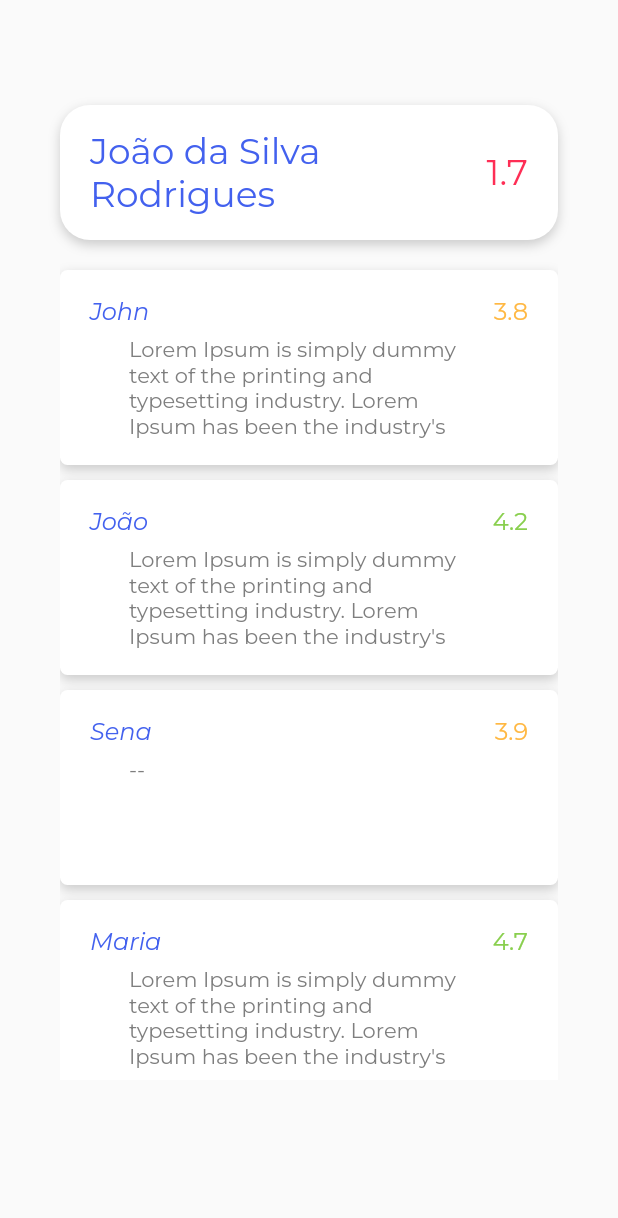
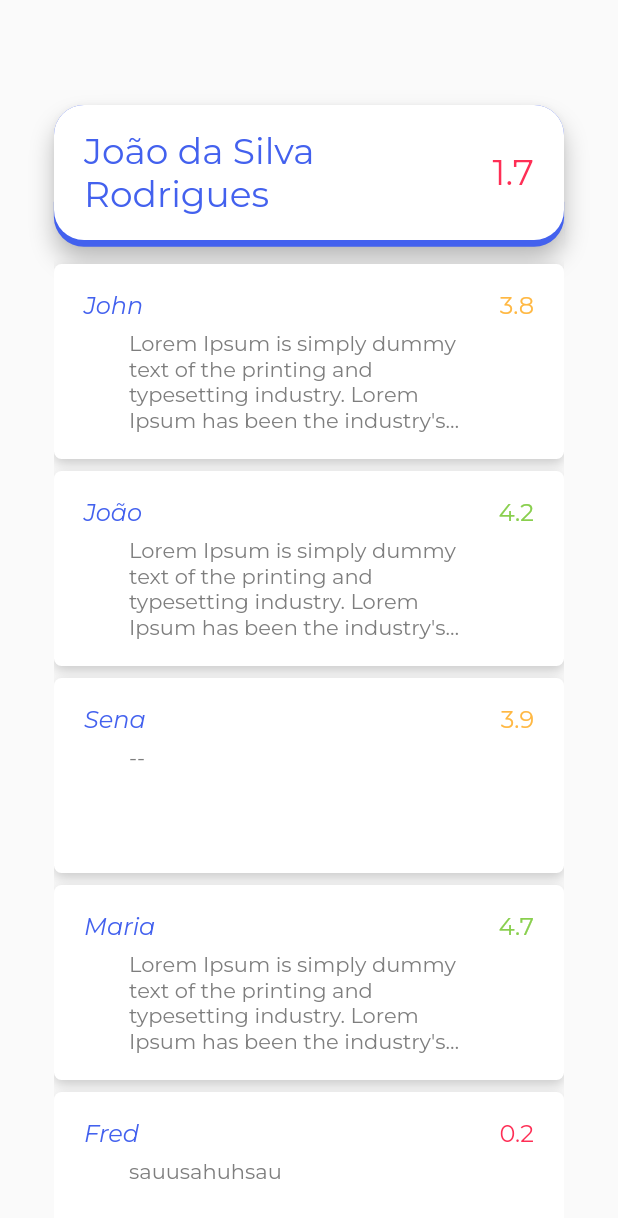
Before and after one commit to vini-mas/AME, a Flutter app: the TeacherProfileScreen screen opened directly with sample values from the repository, on a phone screen of 412 x 824 dp. Shown: the top 1218 px of the screen. Run offline on Flutter 3.47's test engine with Material 2 defaults, Android fonts, the phone set to English and light mode, and no system bars; our stand-ins replace diacritic, google_fonts.

Commit message:
Created TeacherProfileCardPainter Added Widgets Folders

```diff
--- a/ame/lib/main.dart
+++ b/ame/lib/main.dart
@@ -1,5 +1,5 @@
-import 'package:ame/src/screens/teacher_list_screen.dart';
-import 'package:ame/src/screens/welcome_screen.dart';
+import 'package:ame/src/screens/teachers_list/teachers_list_screen.dart';
+import 'package:ame/src/screens/welcome/welcome_screen.dart';
 import 'package:ame/src/providers/teacher_provider.dart';
 import 'package:flutter/material.dart';
 import 'package:provider/provider.dart';
@@ -24,7 +24,7 @@ class _MyAppState extends State<MyApp> {
         ],
         child: MaterialApp(title: 'AME', theme: ThemeData(), routes: {
           '/': (context) => WelcomeScreen(),
-          TeacherListScreen.routeName: (context) => TeacherListScreen(),
+          TeachersListScreen.routeName: (context) => TeachersListScreen(),
         }));
   }
 }
--- /dev/null
+++ b/ame/lib/src/screens/teacher_profile/teacher_profile_screen.dart
@@ -0,0 +1,46 @@
+import 'package:ame/src/models/teacher.dart';
+import 'package:ame/src/screens/teacher_profile/widgets/teacher_profile_card.dart';
+import 'package:ame/src/screens/teacher_profile/widgets/teacher_review_card.dart';
+import 'package:flutter/cupertino.dart';
+import 'package:flutter/material.dart';
+
+class TeacherProfileScreen extends StatefulWidget {
+  final Teacher teacher;
+
+  TeacherProfileScreen({Key? key, required this.teacher}) : super(key: key);
+
+  _TeacherProfileScreenState createState() => _TeacherProfileScreenState();
+}
+
+String initialDescription =
+    "Lorem Ipsum is simply dummy text of the printing and typesetting industry. Lorem Ipsum has been the industry's standard dummy text ever since the 1500s, when an unknown printer took a galley of type and scrambled it to make a type specimen book. It has survived not only five centuries, but also the leap into electronic typesetting, remaining essentially unchanged. It was popularised in the 1960s with the release of Letraset sheets containing Lorem Ipsum passages, and more recently with desktop publishing software like Aldus PageMaker including versions of Lorem Ipsum.";
+
+class _TeacherProfileScreenState extends State<TeacherProfileScreen> {
+  @override
+  Widget build(BuildContext context) {
+    return Scaffold(
+        resizeToAvoidBottomInset: false,
+        body: Container(
+            margin: EdgeInsets.symmetric(horizontal: 36),
+            child: Column(children: <Widget>[
+              SizedBox(
+                height: 70,
+              ),
+              TeacherProfileCard(
+                teacher: widget.teacher,
+              ),
+              SizedBox(height: 8),
+              Expanded(
+                  flex: 1,
+                  child: Container(
+                      child: ListView(
+                    padding: EdgeInsets.only(bottom: 36),
+                    shrinkWrap: true,
+                    children: (widget.teacher.reviews)
+                        .map<Widget>(
+                            (review) => TeacherReviewCard(review: review))
+                        .toList(),
+                  ))),
+            ])));
+  }
+}
--- /dev/null
+++ b/ame/lib/src/screens/teacher_profile/widgets/teacher_profile_card.dart
@@ -0,0 +1,101 @@
+import 'package:ame/src/models/teacher.dart';
+import 'package:ame/src/styles/ame_colors.dart';
+import 'package:flutter/cupertino.dart';
+import 'package:flutter/material.dart';
+import 'package:google_fonts/google_fonts.dart';
+
+class TeacherProfileCard extends StatelessWidget {
+  final Teacher teacher;
+  TeacherProfileCard({Key? key, required this.teacher}) : super(key: key);
+
+  @override
+  Widget build(BuildContext context) {
+    return Expanded(
+      flex: 0,
+      child: Stack(
+        children: [
+          CustomPaint(
+            size: Size(MediaQuery.of(context).size.width, 90),
+            painter: _TeacherProfileCardPainter(),
+          ),
+          Container(
+              height: 90,
+              padding: EdgeInsets.symmetric(horizontal: 20),
+              decoration: BoxDecoration(
+                  color: Colors.white,
+                  borderRadius: BorderRadius.all(Radius.circular(20))),
+              child: Row(
+                  mainAxisAlignment: MainAxisAlignment.start,
+                  crossAxisAlignment: CrossAxisAlignment.center,
+                  children: <Widget>[
+                    Container(
+                      constraints: BoxConstraints(maxWidth: 220),
+                      child: Text(
+                        teacher.name,
+                        style: GoogleFonts.montserrat(
+                          color: AmeColors.primaryBlue,
+                          fontSize: 24,
+                          fontWeight: FontWeight.w400,
+                        ),
+                        softWrap: true,
+                      ),
+                    ),
+                    Expanded(flex: 1, child: Container()),
+                    Text(teacher.rate,
+                        style: GoogleFonts.montserrat(
+                            color: AmeColors.getRatingColor(teacher.rate),
+                            fontSize: 24,
+                            fontWeight: FontWeight.w400)),
+                  ])),
+        ],
+      ),
+    );
+  }
+}
+
+class _TeacherProfileCardPainter extends CustomPainter {
+  @override
+  void paint(Canvas canvas, Size size) {
+    Paint paint = new Paint()
+      ..color = AmeColors.primaryBlue
+      ..style = PaintingStyle.fill;
+    double moveVertical = 4.5;
+    double moveHorizontal = 0.1;
+
+    Path path = Path();
+    path.moveTo(-moveHorizontal, size.height + moveVertical - 30); // Start
+    path.lineTo(-moveHorizontal, size.height + moveVertical - 20);
+    path.arcToPoint(Offset(20, size.height + moveVertical),
+        radius: Radius.circular(20.0), clockwise: false); //left bottom
+    path.lineTo(30, size.height + moveVertical);
+    path.lineTo(size.width - 20, size.height + moveVertical);
+    path.arcToPoint(
+        Offset(size.width + moveHorizontal, size.height + moveVertical - 20),
+        radius: Radius.circular(20.0),
+        clockwise: false); //right bottom
+
+    path.lineTo(size.width, size.height + moveVertical);
+    path.lineTo(size.width + moveHorizontal, size.height - 30 + moveVertical);
+    path.lineTo(size.width, size.height - 30 + moveVertical);
+
+    path.lineTo(size.width, 20);
+
+    path.arcToPoint(Offset(size.width - 20, 0),
+        radius: Radius.circular(20.0), clockwise: false); //right top
+
+    path.lineTo(20, 0);
+
+    path.arcToPoint(Offset(0, 20),
+        radius: Radius.circular(20.0), clockwise: false); //left top
+
+    path.lineTo(0, size.height + moveVertical - 30);
+
+    canvas.drawShadow(path, Colors.black, 5, false);
+    canvas.drawPath(path, paint);
+  }
+
+  @override
+  bool shouldRepaint(CustomPainter oldDelegate) {
+    return false;
+  }
+}
--- /dev/null
+++ b/ame/lib/src/screens/teacher_profile/widgets/teacher_review_card.dart
@@ -0,0 +1,89 @@
+import 'package:ame/src/models/review.dart';
+import 'package:ame/src/styles/ame_colors.dart';
+import 'package:flutter/cupertino.dart';
+import 'package:flutter/material.dart';
+import 'package:google_fonts/google_fonts.dart';
+
+class TeacherReviewCard extends StatelessWidget {
+  final Review review;
+  TeacherReviewCard({Key? key, required this.review}) : super(key: key);
+
+  @override
+  Widget build(BuildContext context) {
+    return Column(
+      children: <Widget>[
+        SizedBox(height: 8),
+        Expanded(
+          flex: 0,
+          child: Container(
+              padding: EdgeInsets.symmetric(horizontal: 20),
+              height: 130,
+              decoration: BoxDecoration(
+                  color: Colors.white,
+                  boxShadow: [
+                    BoxShadow(
+                      color: Colors.grey.withOpacity(0.5),
+                      blurRadius: 6,
+                      offset: Offset(0, 3),
+                    ),
+                  ],
+                  borderRadius: BorderRadius.all(Radius.circular(5))),
+              child: Column(
+                children: <Widget>[
+                  SizedBox(height: 18),
+                  Row(
+                      mainAxisAlignment: MainAxisAlignment.start,
+                      crossAxisAlignment: CrossAxisAlignment.center,
+                      children: <Widget>[
+                        SizedBox(
+                          height: 10,
+                        ),
+                        Container(
+                          constraints: BoxConstraints(maxWidth: 220),
+                          child: Text(
+                            review.name,
+                            style: GoogleFonts.montserrat(
+                              color: AmeColors.primaryBlue,
+                              fontSize: 16,
+                              fontStyle: FontStyle.italic,
+                            ),
+                            softWrap: true,
+                          ),
+                        ),
+                        Expanded(flex: 1, child: Container()),
+                        Text(
+                          review.rate,
+                          style: GoogleFonts.montserrat(
+                              color: AmeColors.getRatingColor(review.rate),
+                              fontSize: 16),
+                        ),
+                      ]),
+                  SizedBox(height: 6),
+                  Container(
+                      constraints: BoxConstraints(maxWidth: 240, maxHeight: 70),
+                      padding: EdgeInsets.only(right: 20),
+                      child: Row(
+                        children: <Widget>[
+                          Expanded(
+                            flex: 1,
+                            child: Text(
+                              review.description,
+                              style: GoogleFonts.montserrat(
+                                color: AmeColors.lightGray,
+                                fontSize: 14,
+                                fontWeight: FontWeight.w400,
+                              ),
+                              softWrap: true,
+                              overflow: TextOverflow.ellipsis,
+                              maxLines: 4,
+                            ),
+                          )
+                        ],
+                      ))
+                ],
+              )),
+        )
+      ],
+    );
+  }
+}
--- a/ame/lib/src/screens/teacher_profile_screen.dart
+++ /dev/null
@@ -1,156 +0,0 @@
-import 'package:ame/src/models/teacher.dart';
-import 'package:flutter/cupertino.dart';
-import 'package:flutter/material.dart';
-import 'package:google_fonts/google_fonts.dart';
-
-import '../models/review.dart';
-import '../styles/ame_colors.dart';
-
-class TeacherProfileScreen extends StatefulWidget {
-  final Teacher teacher;
-
-  TeacherProfileScreen({Key? key, required this.teacher}) : super(key: key);
-
-  _TeacherProfileScreenState createState() => _TeacherProfileScreenState();
-}
-
-String initialDescription =
-    "Lorem Ipsum is simply dummy text of the printing and typesetting industry. Lorem Ipsum has been the industry's standard dummy text ever since the 1500s, when an unknown printer took a galley of type and scrambled it to make a type specimen book. It has survived not only five centuries, but also the leap into electronic typesetting, remaining essentially unchanged. It was popularised in the 1960s with the release of Letraset sheets containing Lorem Ipsum passages, and more recently with desktop publishing software like Aldus PageMaker including versions of Lorem Ipsum.";
-
-class _TeacherProfileScreenState extends State<TeacherProfileScreen> {
-  @override
-  Widget build(BuildContext context) {
-    return Scaffold(
-        resizeToAvoidBottomInset: false,
-        body: Container(
-            margin: EdgeInsets.symmetric(horizontal: 40),
-            child: Column(children: <Widget>[
-              SizedBox(
-                height: 70,
-              ),
-              _teacherCard(),
-              SizedBox(height: 10),
-              Container(
-                  height: 550,
-                  child: ListView(
-                    padding: EdgeInsets.only(bottom: 10),
-                    shrinkWrap: true,
-                    children: (widget.teacher.reviews)
-                        .map<Widget>((review) => _reviewCard(review))
-                        .toList(),
-                  )),
-            ])));
-  }
-
-  _teacherCard() {
-    return Container(
-        padding: EdgeInsets.symmetric(horizontal: 20),
-        height: 90,
-        width: 360,
-        decoration: BoxDecoration(
-            color: Colors.white,
-            boxShadow: [
-              BoxShadow(
-                color: Colors.grey.withOpacity(0.5),
-                blurRadius: 6,
-                offset: Offset(0, 3),
-              ),
-            ],
-            borderRadius: BorderRadius.all(Radius.circular(20))),
-        child: Row(
-            mainAxisAlignment: MainAxisAlignment.start,
-            crossAxisAlignment: CrossAxisAlignment.center,
-            children: <Widget>[
-              Container(
-                constraints: BoxConstraints(maxWidth: 220),
-                child: Text(
-                  widget.teacher.name,
-                  style: GoogleFonts.montserrat(
-                    color: AmeColors.primaryBlue,
-                    fontSize: 24,
-                    fontWeight: FontWeight.w400,
-                  ),
-                  softWrap: true,
-                ),
-              ),
-              Expanded(flex: 1, child: Container()),
-              Text(widget.teacher.rate,
-                  style: GoogleFonts.montserrat(
-                      color: AmeColors().getRatingColor(widget.teacher.rate),
-                      fontSize: 24,
-                      fontWeight: FontWeight.w400)),
-            ]));
-  }
-
-  _reviewCard(Review review) {
-    return Column(
-      children: <Widget>[
-        SizedBox(height: 10),
-        Container(
-            padding: EdgeInsets.symmetric(horizontal: 20),
-            height: 130,
-            width: 360,
-            decoration: BoxDecoration(
-                color: Colors.white,
-                boxShadow: [
-                  BoxShadow(
-                    color: Colors.grey.withOpacity(0.5),
-                    blurRadius: 6,
-                    offset: Offset(0, 3),
-                  ),
-                ],
-                borderRadius: BorderRadius.all(Radius.circular(5))),
-            child: Column(
-              children: <Widget>[
-                SizedBox(height: 18),
-                Row(
-                    mainAxisAlignment: MainAxisAlignment.start,
-                    crossAxisAlignment: CrossAxisAlignment.center,
-                    children: <Widget>[
-                      SizedBox(
-                        height: 10,
-                      ),
-                      Container(
-                        constraints: BoxConstraints(maxWidth: 220),
-                        child: Text(
-                          review.name,
-                          style: GoogleFonts.montserrat(
-                            color: AmeColors.primaryBlue,
-                            fontSize: 16,
-                            fontStyle: FontStyle.italic,
-                          ),
-                          softWrap: true,
-                        ),
-                      ),
-                      Expanded(flex: 1, child: Container()),
-                      Text(review.rate,
-                          style: GoogleFonts.montserrat(
-                              color: AmeColors().getRatingColor(review.rate),
-                              fontSize: 16)),
-                    ]),
-                SizedBox(height: 6),
-                Container(
-                    constraints: BoxConstraints(maxWidth: 240, maxHeight: 70),
-                    padding: EdgeInsets.only(right: 20),
-                    child: Row(
-                      children: <Widget>[
-                        Expanded(
-                          flex: 1,
-                          child: Text(
-                            review.description,
-                            style: GoogleFonts.montserrat(
-                              color: AmeColors.lightGray,
-                              fontSize: 14,
-                              fontWeight: FontWeight.w400,
-                            ),
-                            softWrap: true,
-                          ),
-                        )
-                      ],
-                    ))
-              ],
-            ))
-      ],
-    );
-  }
-}
--- a/ame/lib/src/screens/welcome_screen.dart
+++ b/ame/lib/src/screens/welcome/welcome_screen.dart
@@ -1,5 +1,5 @@
 import 'package:ame/src/styles/ame_colors.dart';
-import 'package:ame/src/screens/teacher_list_screen.dart';
+import 'package:ame/src/screens/teachers_list/teachers_list_screen.dart';
 import 'package:flutter/material.dart';
 
 class WelcomeScreen extends StatelessWidget {
@@ -53,7 +53,7 @@ class WelcomeScreen extends StatelessWidget {
                     minimumSize: Size(350, 50),
                     textStyle: TextStyle(fontSize: 16)),
                 onPressed: () {
-                  Navigator.of(context).pushNamed(TeacherListScreen.routeName);
+                  Navigator.of(context).pushNamed(TeachersListScreen.routeName);
                 },
                 child: Text('Começar'),
               )
--- a/ame/lib/src/styles/ame_colors.dart
+++ b/ame/lib/src/styles/ame_colors.dart
@@ -13,7 +13,7 @@ class AmeColors {
   static const Color white = Color(0xffffffff);
   static const Color lightGray = Color(0xff7E7E7E);
 
-  Color getRatingColor(String rate) {
+  static Color getRatingColor(String rate) {
     if (double.parse(rate) >= 4.0) return AmeColors.rateGreen;
     if (double.parse(rate) >= 2.0) return AmeColors.rateYellow;
     return AmeColors.rateRed;
```
Also changed, not shown: ame/lib/src/screens/teachers_list/teachers_list_screen.dart (renamed from ame/lib/src/screens/teacher_list_screen.dart, +7 -71 lines), ame/lib/src/screens/teachers_list/widgets/teacher_card.dart (added, +80 -0 lines).
